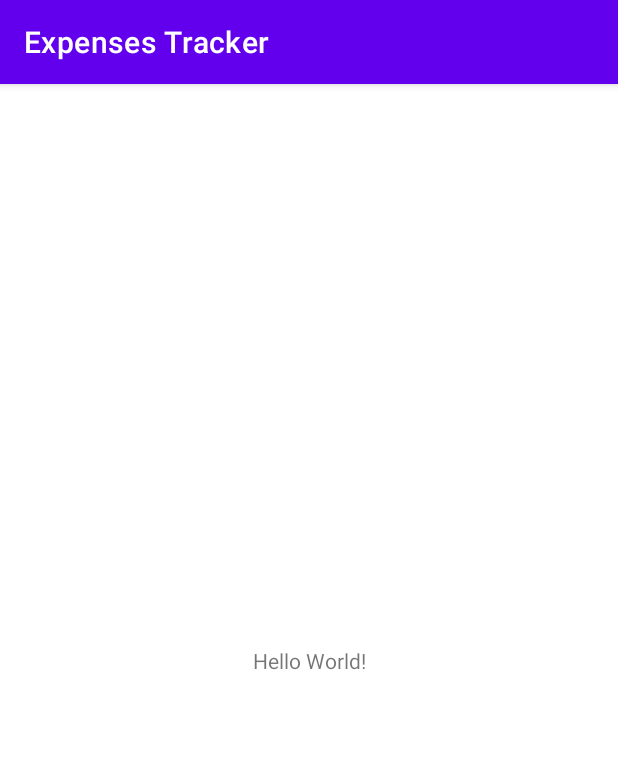
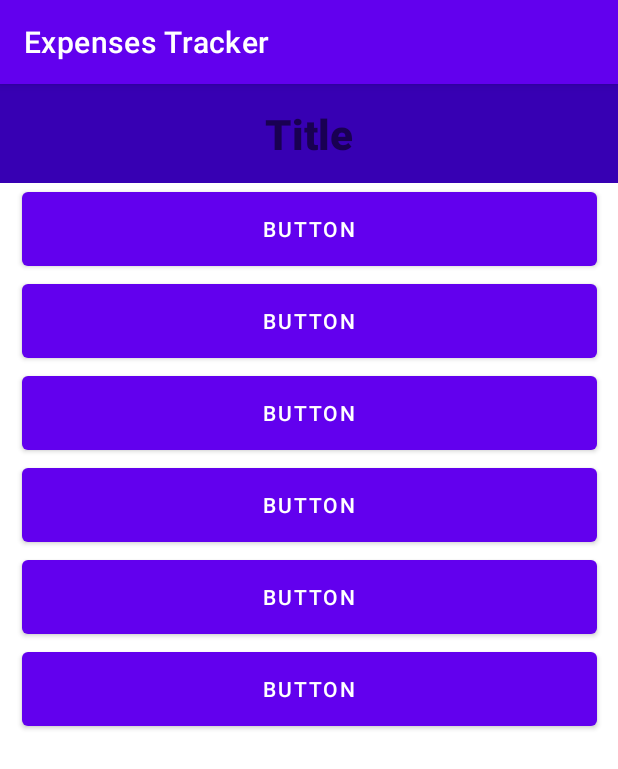
Before and after one commit to acmauth/MobileDevelopment-ExpensesTracker, an Android app: the screen it shows after launch (MainActivity), on a phone screen of 412 x 824 dp. Shown: the top 769 px of the screen. Run offline under Robolectric (Android 15) with nearby library versions, the phone set to English and light mode, and no system bars.

Commit message:
XML files

```diff
--- a/ExpensesTracker/app/src/main/java/com/example/expensestracker/MainActivity.java
+++ b/ExpensesTracker/app/src/main/java/com/example/expensestracker/MainActivity.java
@@ -9,6 +9,6 @@ public class MainActivity extends AppCompatActivity {
     @Override
     protected void onCreate(Bundle savedInstanceState) {
         super.onCreate(savedInstanceState);
-        setContentView(R.layout.activity_main);
+        setContentView(R.layout.categories_activity);
     }
 }
--- /dev/null
+++ b/ExpensesTracker/app/src/main/res/drawable/rounded_button.xml
@@ -0,0 +1,6 @@
+<?xml version="1.0" encoding="utf-8"?>
+<shape xmlns:android="http://schemas.android.com/apk/res/android"
+    android:shape="rectangle" android:padding="10dp">
+    <solid android:color="@color/teal_700"/>
+    <corners android:radius="10dp"/>
+</shape>
--- /dev/null
+++ b/ExpensesTracker/app/src/main/res/layout/categories_activity.xml
@@ -0,0 +1,70 @@
+<?xml version="1.0" encoding="utf-8"?>
+<androidx.constraintlayout.widget.ConstraintLayout
+    xmlns:android="http://schemas.android.com/apk/res/android"
+    xmlns:app="http://schemas.android.com/apk/res-auto"
+    android:layout_width="match_parent"
+    android:layout_height="match_parent"
+    android:orientation="vertical"
+    app:layout_constraintBottom_toBottomOf="parent"
+    app:layout_constraintEnd_toEndOf="parent"
+    app:layout_constraintStart_toStartOf="parent"
+    app:layout_constraintTop_toTopOf="parent">
+
+    <include
+        android:id="@+id/include3"
+        layout="@layout/top_title"
+        android:layout_width="match_parent"
+        android:layout_height="wrap_content"
+        app:layout_constraintEnd_toEndOf="parent"
+        app:layout_constraintStart_toStartOf="parent"
+        app:layout_constraintTop_toTopOf="parent" />
+
+    <ScrollView
+        android:layout_width="match_parent"
+        android:layout_height="0dp"
+        android:layout_weight="1"
+        app:layout_constraintBottom_toBottomOf="parent"
+        app:layout_constraintEnd_toEndOf="parent"
+        app:layout_constraintStart_toStartOf="parent"
+        app:layout_constraintTop_toBottomOf="@+id/include3">
+
+        <LinearLayout
+            android:id="@+id/categories_scrollView"
+            android:layout_width="match_parent"
+            android:layout_height="wrap_content"
+            android:orientation="vertical">
+
+            <include
+                android:id="@+id/include"
+                layout="@layout/category2"
+                android:layout_width="match_parent"
+                android:layout_height="match_parent" />
+
+            <include
+                layout="@layout/category2"
+                android:layout_width="match_parent"
+                android:layout_height="match_parent" />
+
+            <include
+                layout="@layout/category2"
+                android:layout_width="match_parent"
+                android:layout_height="match_parent" />
+
+            <include
+                layout="@layout/category2"
+                android:layout_width="match_parent"
+                android:layout_height="match_parent" />
+
+            <include
+                layout="@layout/category2"
+                android:layout_width="match_parent"
+                android:layout_height="match_parent" />
+
+            <include
+                layout="@layout/category2"
+                android:layout_width="match_parent"
+                android:layout_height="match_parent" />
+        </LinearLayout>
+    </ScrollView>
+
+</androidx.constraintlayout.widget.ConstraintLayout>
--- /dev/null
+++ b/ExpensesTracker/app/src/main/res/layout/category2.xml
@@ -0,0 +1,20 @@
+<?xml version="1.0" encoding="utf-8"?>
+<androidx.constraintlayout.widget.ConstraintLayout
+    xmlns:android="http://schemas.android.com/apk/res/android"
+    xmlns:app="http://schemas.android.com/apk/res-auto"
+    xmlns:tools="http://schemas.android.com/tools"
+    android:layout_width="match_parent"
+    android:layout_height="match_parent">
+
+    <Button
+        android:id="@+id/button"
+        android:layout_width="383dp"
+        android:layout_height="61dp"
+        android:text="Button"
+        app:layout_constraintBottom_toBottomOf="parent"
+        app:layout_constraintEnd_toEndOf="parent"
+        app:layout_constraintStart_toStartOf="parent"
+        app:layout_constraintTop_toTopOf="parent"
+        app:layout_constraintVertical_bias="0.028" />
+
+</androidx.constraintlayout.widget.ConstraintLayout>
--- /dev/null
+++ b/ExpensesTracker/app/src/main/res/layout/top_title.xml
@@ -0,0 +1,24 @@
+<?xml version="1.0" encoding="utf-8"?>
+<androidx.constraintlayout.widget.ConstraintLayout xmlns:android="http://schemas.android.com/apk/res/android"
+    xmlns:app="http://schemas.android.com/apk/res-auto"
+
+    android:id="@+id/top_title"
+    android:layout_width="match_parent"
+    android:layout_height="match_parent"
+    android:orientation="horizontal">
+
+    <TextView
+        android:id="@+id/title_of_top_bar"
+        style="@style/TitleTextView"
+        android:layout_width="match_parent"
+        android:layout_height="wrap_content"
+        android:text="@string/title"
+        app:layout_constraintBottom_toBottomOf="parent"
+        app:layout_constraintEnd_toEndOf="parent"
+        app:layout_constraintHorizontal_bias="0.0"
+        app:layout_constraintStart_toStartOf="parent"
+        app:layout_constraintTop_toTopOf="parent"
+        app:layout_constraintVertical_bias="0.0" />
+
+
+</androidx.constraintlayout.widget.ConstraintLayout>
--- /dev/null
+++ b/ExpensesTracker/app/src/main/res/values/styles.xml
@@ -0,0 +1,29 @@
+<?xml version="1.0" encoding="utf-8"?>
+<resources>
+    <!--Style for top TextView title-->
+    <style name="TitleTextView">
+        <item name="android:padding">14dp</item>
+        <item name="android:textSize">28sp</item>
+        <item name="android:textStyle">bold</item>
+        <item name="fontFamily">sans-serif-black</item>
+        <item name="android:gravity">center</item>
+        <item name="android:background">@color/purple_700</item>
+    </style>
+
+    <!-- Style for each button in categories-->
+    <style name="CategoryButton">
+        <item name="android:layout_marginLeft">20dp</item>
+        <item name="android:layout_marginRight">20dp</item>
+        <item name="android:layout_marginTop">10dp</item>
+        <item name="android:layout_marginBottom">10dp</item>
+        <item name="android:background">@drawable/rounded_button</item>
+    </style>
+
+    <!-- Style of TextViews in total_spend_activity-->
+    <style name="CategoryTextView">
+        <item name="android:textSize">28sp</item>
+        <item name="android:textStyle">bold</item>
+        <item name="fontFamily">sans-serif-black</item>
+    </style>
+
+</resources>
```
Also changed, not shown: ExpensesTracker/app/src/main/res/layout/category.xml (added, +48 -0 lines), ExpensesTracker/app/src/main/res/layout/total_spent.xml (added, +88 -0 lines), ExpensesTracker/app/src/main/res/layout/total_spent2.xml (added, +34 -0 lines), ExpensesTracker/app/src/main/res/layout/total_spent_activity.xml (added, +33 -0 lines), ExpensesTracker/app/src/main/res/values/strings.xml (+14 -0 lines).
